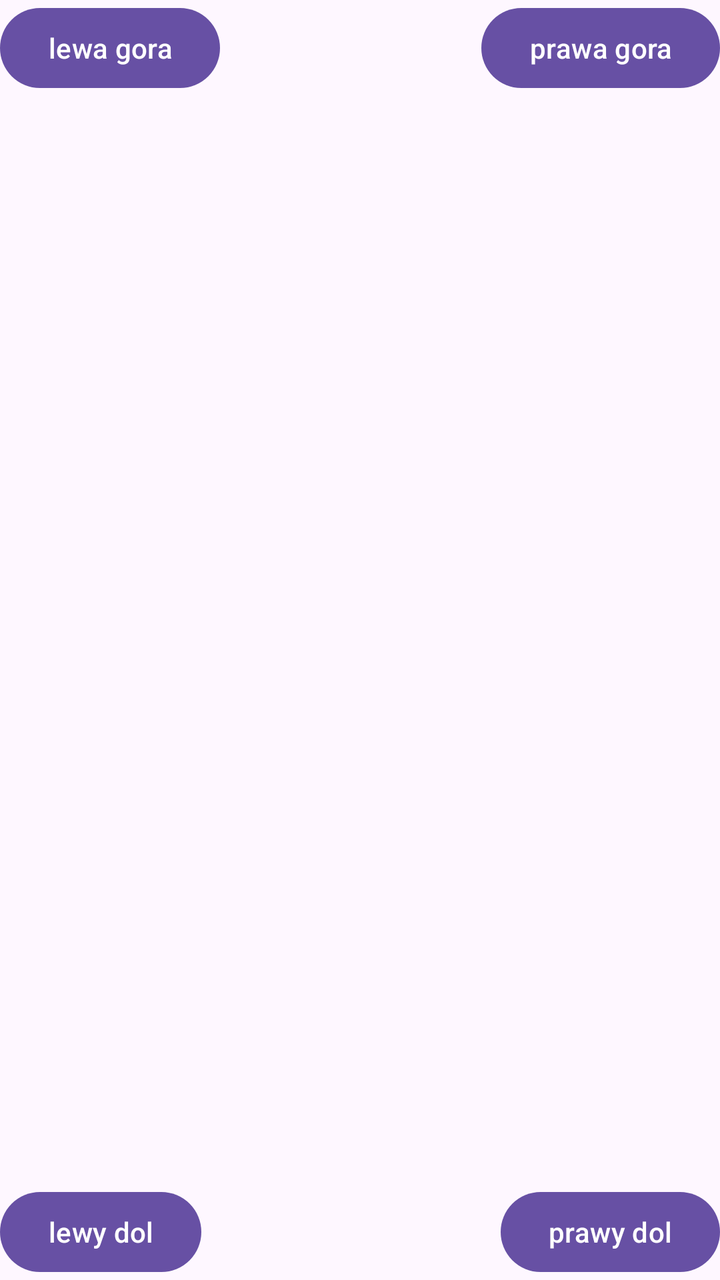
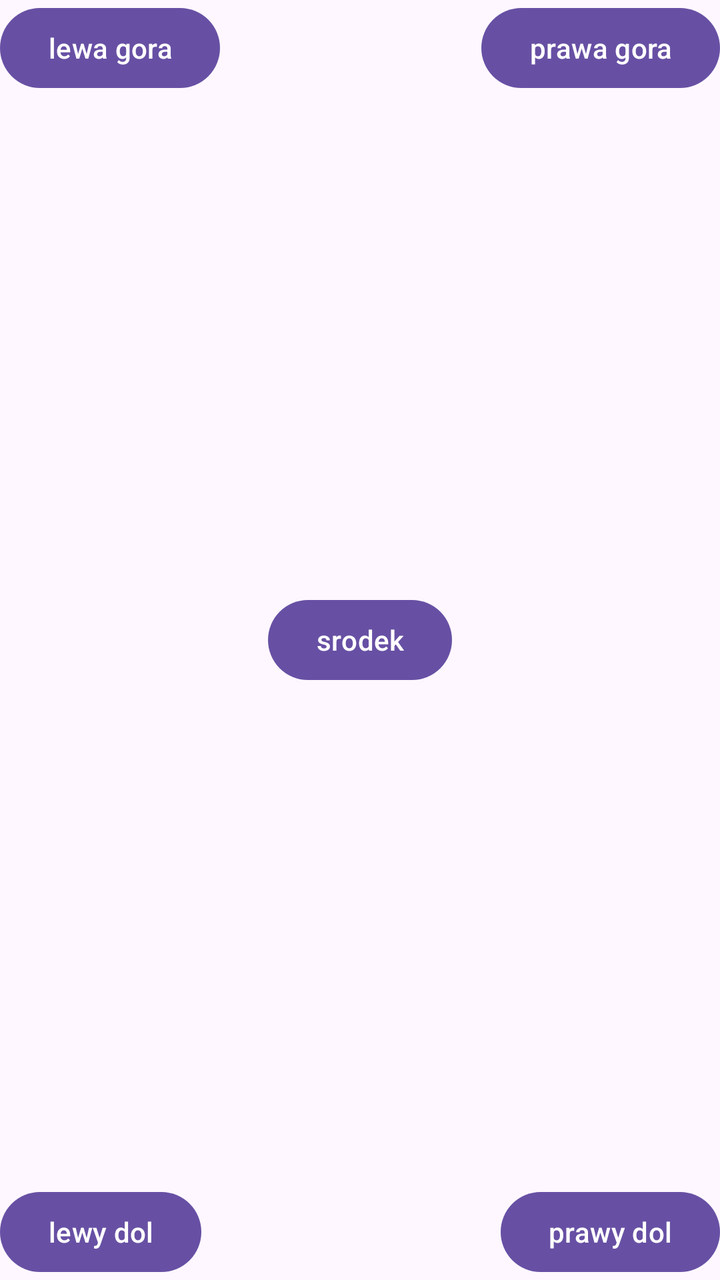

An Android layout rendered at two revisions. The XML below is the earlier revision; the diff shows what the commit changed to produce the second picture.
<!-- AndroidManifest.xml: application theme Theme.Przeciagnie -->
<!-- res/layout/activity_main.xml -->
<?xml version="1.0" encoding="utf-8"?>
<androidx.constraintlayout.widget.ConstraintLayout xmlns:android="http://schemas.android.com/apk/res/android"
    xmlns:app="http://schemas.android.com/apk/res-auto"
    xmlns:tools="http://schemas.android.com/tools"
    android:id="@+id/main"
    android:layout_width="match_parent"
    android:layout_height="match_parent"
    tools:context=".MainActivity">

    <Button
        android:id="@+id/button"
        android:layout_width="wrap_content"
        android:layout_height="wrap_content"
        android:text="lewa gora"
        app:layout_constraintStart_toStartOf="parent"
        app:layout_constraintTop_toTopOf="parent" />

    <Button
        android:id="@+id/button3"
        android:layout_width="wrap_content"
        android:layout_height="wrap_content"
        android:text="prawa gora"
        app:layout_constraintEnd_toEndOf="parent"
        app:layout_constraintTop_toTopOf="parent" />

    <Button
        android:id="@+id/button4"
        android:layout_width="wrap_content"
        android:layout_height="wrap_content"
        android:text="prawy dol"
        app:layout_constraintBottom_toBottomOf="parent"
        app:layout_constraintEnd_toEndOf="parent" />

    <Button
        android:id="@+id/button5"
        android:layout_width="wrap_content"
        android:layout_height="wrap_content"
        android:text="lewy dol"
        app:layout_constraintBottom_toBottomOf="parent"
        app:layout_constraintStart_toStartOf="parent" />

</androidx.constraintlayout.widget.ConstraintLayout>
<!-- resources referenced by this layout -->
<resources>
  <style name="Theme.Przeciagnie" parent="Base.Theme.Przeciagnie" />
  <style name="Base.Theme.Przeciagnie" parent="Theme.Material3.DayNight.NoActionBar">
          
          
      </style>
</resources>

<!-- the commit's change to res/layout/activity_main.xml (unified diff, before → after) -->
@@ -39,4 +39,14 @@
         app:layout_constraintBottom_toBottomOf="parent"
         app:layout_constraintStart_toStartOf="parent" />
 
+    <Button
+        android:id="@+id/button6"
+        android:layout_width="wrap_content"
+        android:layout_height="wrap_content"
+        android:text="srodek"
+        app:layout_constraintBottom_toBottomOf="parent"
+        app:layout_constraintEnd_toEndOf="parent"
+        app:layout_constraintStart_toStartOf="parent"
+        app:layout_constraintTop_toTopOf="parent" />
+
 </androidx.constraintlayout.widget.ConstraintLayout>
